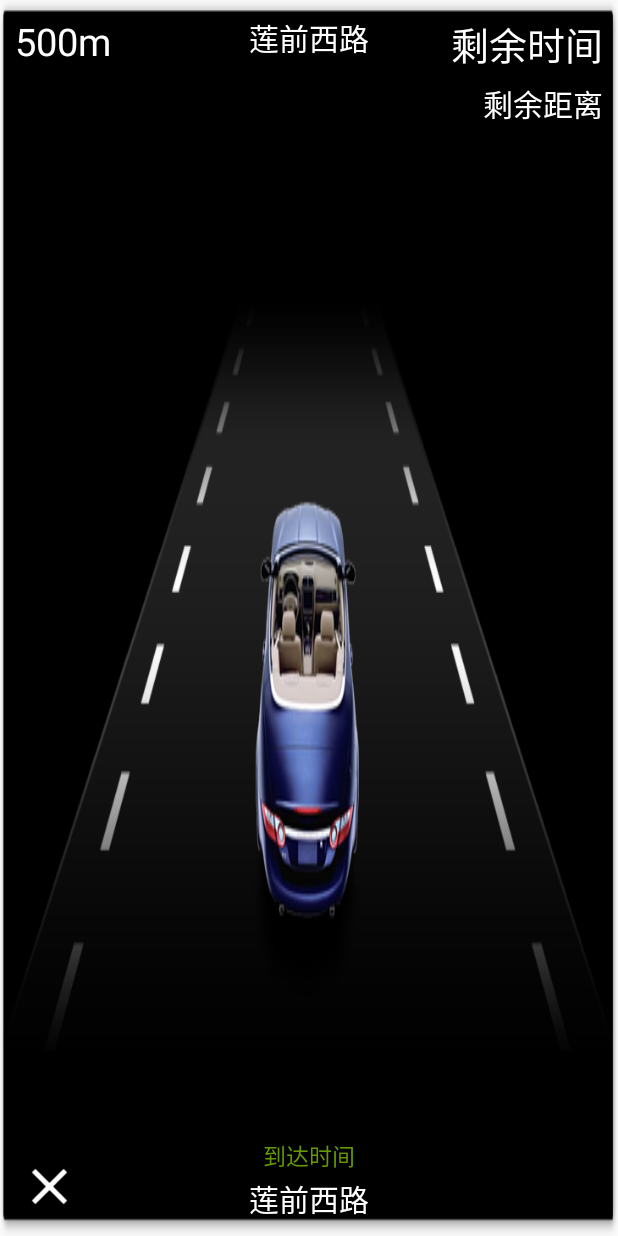
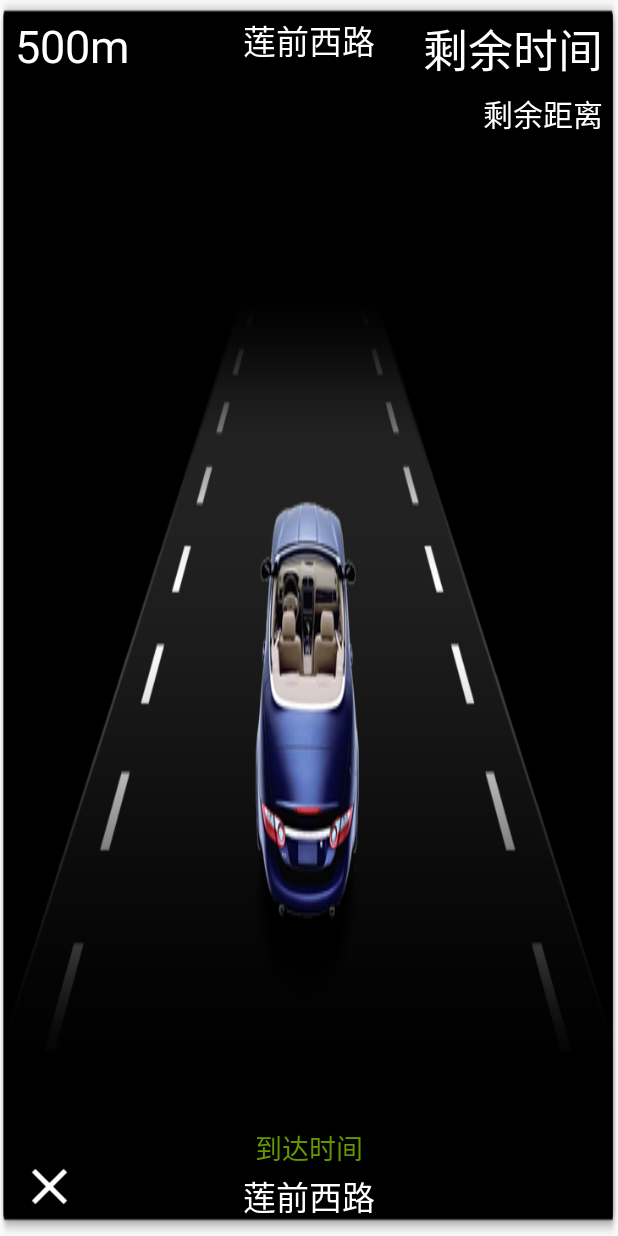
Before and after one commit to yiyeshuxin/Menu, an Android app: the layout layout_componet_main_menu_route_info.xml on its own in the app's theme, with its tools: preview values and no code run, on a phone screen of 412 x 824 dp. Run offline under Robolectric (Android 15) with nearby library versions, the phone set to English and light mode, and no system bars.

Commit message:
// 修改界面3

```diff
--- a/AutoMenu/app/src/main/res/layout/layout_componet_main_menu_route_info.xml
+++ b/AutoMenu/app/src/main/res/layout/layout_componet_main_menu_route_info.xml
@@ -11,7 +11,7 @@
         android:layout_marginLeft="10dp"
         android:layout_marginTop="10dp"
         android:textColor="@android:color/white"
-        android:textSize="25dp"
+        android:textSize="30dp"
         android:id="@+id/route_info_seg_dis"
         />
     <TextView
@@ -20,7 +20,7 @@
         android:textColor="@android:color/white"
         android:layout_marginTop="10dp"
         android:text="莲前西路"
-        android:textSize="20dp"
+        android:textSize="22dp"
         android:layout_centerHorizontal="true"
         android:id="@+id/route_info_next_road"
         />
@@ -35,7 +35,7 @@
         android:id="@+id/route_info_remain_time"
 
         android:layout_alignParentRight="true"
-        android:textSize="25dp"
+        android:textSize="30dp"
         />
 
     <TextView
@@ -68,7 +68,7 @@
         android:layout_width="wrap_content"
         android:layout_height="wrap_content"
         android:text="莲前西路"
-        android:textSize="20dp"
+        android:textSize="22dp"
         android:layout_centerHorizontal="true"
         android:layout_alignParentBottom="true"
         android:layout_marginBottom="10dp"
@@ -84,7 +84,7 @@
         android:id="@+id/route_info_arrive_time"
         android:layout_above="@id/route_info_current_road"
         android:layout_centerHorizontal="true"
-        android:textSize="15dp"
+        android:textSize="18dp"
         />
 
     <TextView
```
Also changed, not shown: AutoMenu/app/src/main/java/module_menu/component_apps/AMComponentApps.java (+70 -18 lines), AutoMenu/app/src/main/java/module_menu/component_display/AMComponentDisplay.java (+6 -1 lines).
